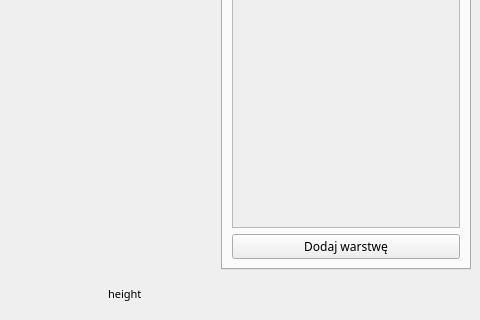
First picture: the form in src/uis/MainWindowX.ui, repository A1rWaxta/RasterShop, before the edit; both pictures show x 346 to 826 and y 182 to 502 of the 826 by 502 pixel window.
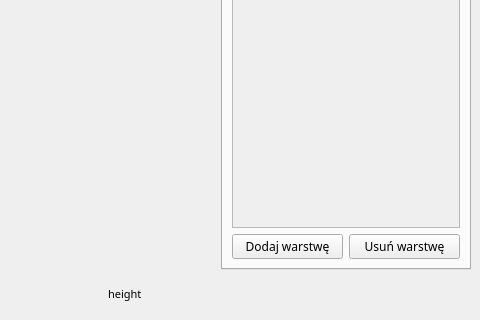
Second picture: the form after the edit. Custom widgets are drawn as their Qt base class.

Commit message: Layers can be deleted now.

Diff of the .ui file:
```diff
--- a/src/uis/MainWindowX.ui
+++ b/src/uis/MainWindowX.ui
@@ -179,7 +179,7 @@
         <string>Tab 2</string>
        </attribute>
        <layout class="QGridLayout" name="gridLayout_4">
-        <item row="1" column="0">
+        <item row="3" column="0">
          <layout class="QHBoxLayout" name="horizontalLayout_2">
           <item>
            <widget class="QPushButton" name="addLayerButton">
@@ -188,6 +188,13 @@
             </property>
            </widget>
           </item>
+          <item>
+           <widget class="QPushButton" name="deleteLayerButton">
+            <property name="text">
+             <string>Usuń warstwę</string>
+            </property>
+           </widget>
+          </item>
          </layout>
         </item>
         <item row="0" column="0">
```
Left out of the diff: 5 changed lines with no effect on the pictures. The commit also changes 9 other files.
